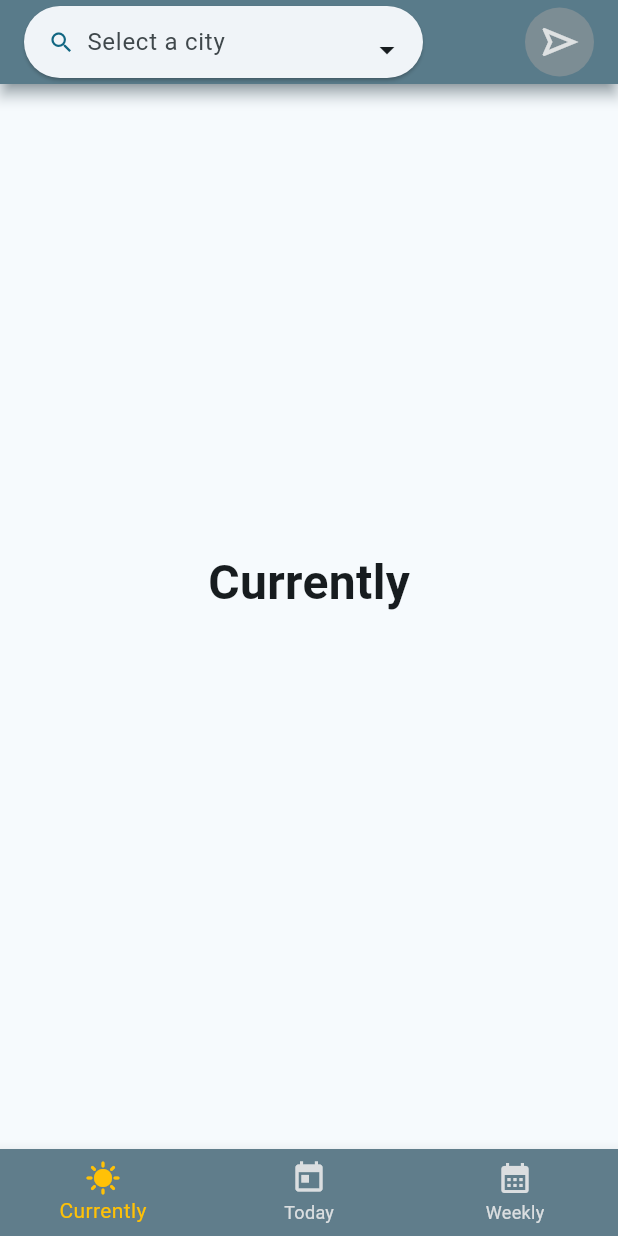
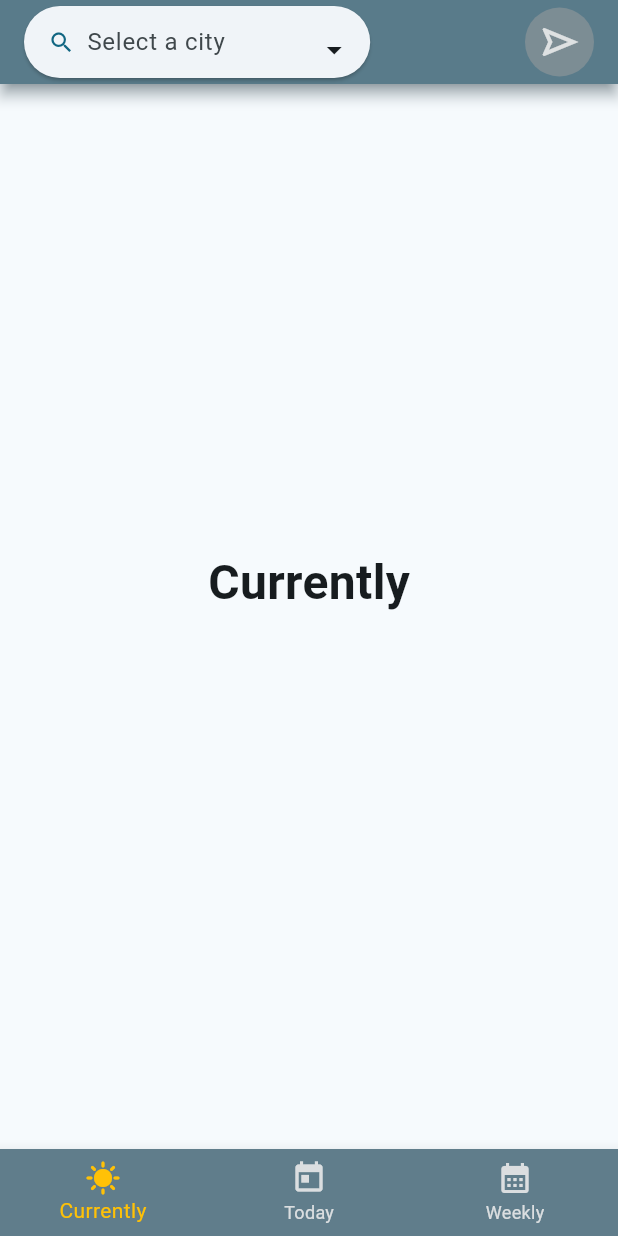
Before and after one commit to ryu-75/Piscine-mobile, a Flutter app: the screen it shows after launch, on a phone screen of 412 x 824 dp. Run offline on Flutter 3.47's test engine with Material 3 defaults, Android fonts, the light colour scheme and no system bars; our stand-ins replace geolocator, logger.

Commit message:
[UPDATE] - Adjust text field with screen

```diff
--- a/mobileWeatherApp/weatherApp_proj/lib/main.dart
+++ b/mobileWeatherApp/weatherApp_proj/lib/main.dart
@@ -142,57 +142,7 @@ class _MyHomePageState extends State<MyHomePage> {
         children: <Widget>[
           Stack(
             children: [
-              ElevatedButton.icon(
-                label: KeyboardListener(
-                  focusNode: _focusNode,
-                  onKeyEvent: (e) {
-                    if (e is KeyDownEvent && e.logicalKey == LogicalKeyboardKey.enter) {
-                      setState(() {
-                        String? newValue = myController.text;
-                        if (newValue.isNotEmpty) {
-                          selectedCity = newValue;
-                          cityName.add(selectedCity!);
-                          myController.text = '';
-                        }
-                      });
-                    }
-                  },
-                  child: TextField(
-                    textInputAction: TextInputAction.search,
-                    controller: myController,
-                    decoration: const InputDecoration(
-                      enabledBorder: UnderlineInputBorder(
-                        borderSide: BorderSide(color: Colors.transparent),
-                      ),
-                      focusedBorder: UnderlineInputBorder(
-                        borderSide: BorderSide(color: Colors.transparent)
-                      ),
-                      hintText: 'Select a city',
-                      labelStyle: TextStyle(
-                      color: Colors.white,
-                        fontSize: 14,
-                      ),
-                      constraints: BoxConstraints(
-                        maxHeight: 50,
-                        maxWidth: 200,
-                      ),
-                    ),
-                  ),
-                ),
-                icon: const Icon(Icons.search),
-                autofocus: false,
-                iconAlignment: IconAlignment.start,
-                onPressed: () {
-                  setState(() {
-                    String? newValue = myController.text;
-                    if (newValue.isNotEmpty) {
-                      selectedCity = newValue;
-                      cityName.add(selectedCity!);
-                      myController.text = '';
-                    }
-                  });
-                },
-              ),
+              searchButton(),
               Positioned(
                 right: 0,
                 child: PopupMenuButton<String>(
@@ -205,7 +155,7 @@ class _MyHomePageState extends State<MyHomePage> {
                     });
                   },
                   itemBuilder: (BuildContext context) {
-                    return cityName.map<PopupMenuItem<String>>((String value) {
+                    return cityName.take(1).map<PopupMenuItem<String>>((String value) {
                         return PopupMenuItem<String>(
                           value: value,
                           child: Text(value),
@@ -243,4 +193,68 @@ class _MyHomePageState extends State<MyHomePage> {
       ),
     );
   }
+
+  // Search button
+  ElevatedButton searchButton() {
+    MediaQueryData  queryData = MediaQuery.of(context);
+
+    double screenWidth = queryData.size.width;
+    return ElevatedButton.icon(
+      label: KeyboardListener(
+        focusNode: _focusNode,
+        onKeyEvent: (e) {
+          if (e is KeyDownEvent && e.logicalKey == LogicalKeyboardKey.enter) {
+            setState(() {
+              String? newValue = myController.text;
+              if (newValue.isNotEmpty) {
+                selectedCity = newValue;
+                if (cityName.isNotEmpty) cityName.clear();
+                cityName.add(selectedCity!);
+                myController.text = '';
+              }
+            });
+          }
+        },
+        child: SizedBox(
+          width: screenWidth * 0.4,
+          child: textField(screenWidth),
+        ),
+      ),
+      icon: const Icon(Icons.search),
+      autofocus: false,
+      iconAlignment: IconAlignment.start,
+      onPressed: () {
+        setState(() {
+          String? newValue = myController.text;
+          if (newValue.isNotEmpty) {
+            selectedCity = newValue;
+            cityName.add(selectedCity!);
+            myController.text = '';
+            myController.clear();
+          }
+        });
+      },
+    );
+  }
+
+  // Text field
+  TextField textField(double screenWidth) {
+    return TextField(
+      textInputAction: TextInputAction.search,
+      controller: myController,
+      decoration: const InputDecoration(
+        enabledBorder: UnderlineInputBorder(
+          borderSide: BorderSide(color: Colors.transparent),
+        ),
+        focusedBorder: UnderlineInputBorder(
+          borderSide: BorderSide(color: Colors.transparent)
+        ),
+        hintText: 'Select a city',
+        labelStyle: TextStyle(
+        color: Colors.white,
+          fontSize: 14,
+        ),
+      ),
+    );
+  }
 }
```
